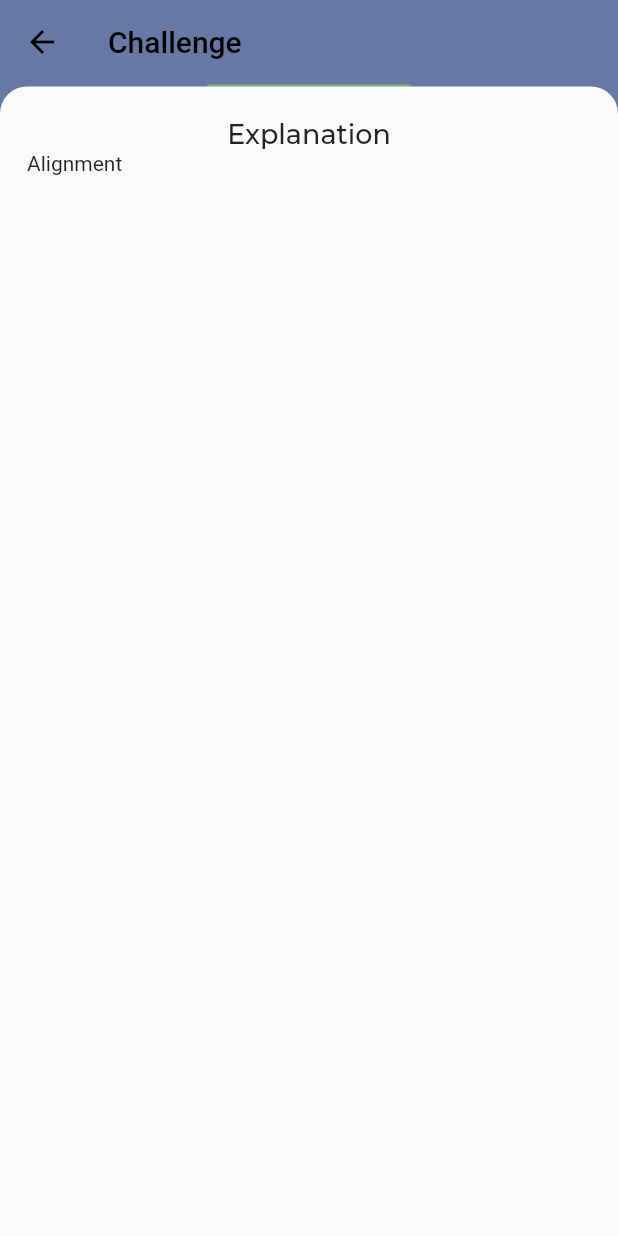
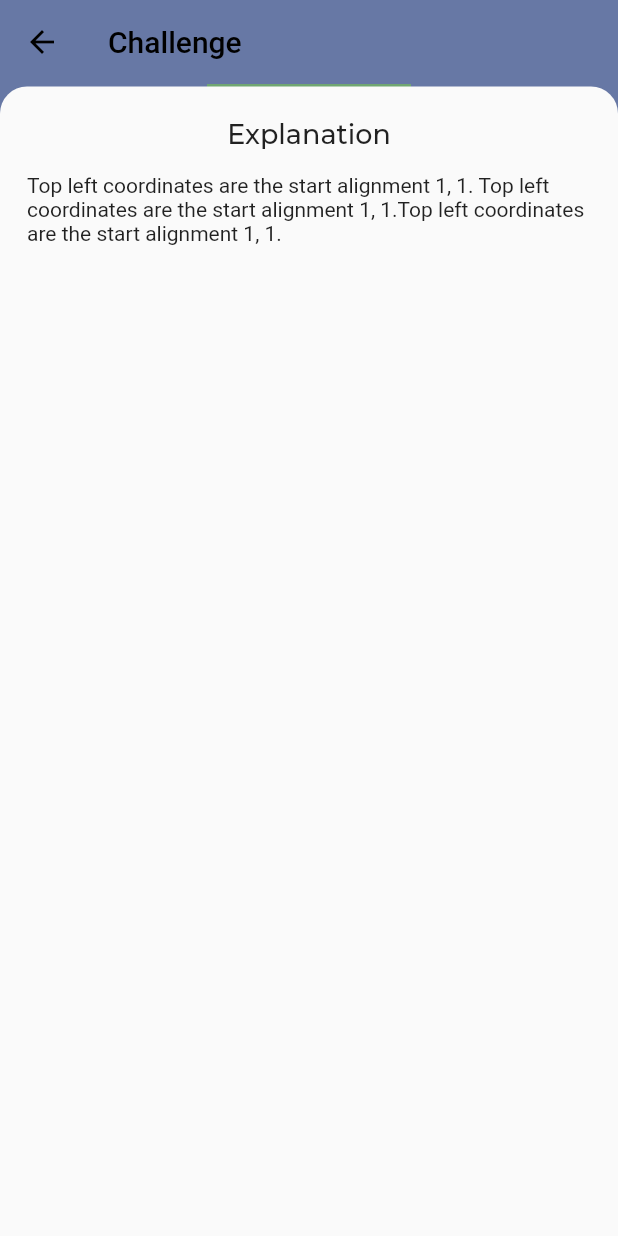
Before and after one commit to happyharis/learn-flutter-app, a Flutter app: the QuestionScreen screen opened directly with sample values from the repository, scrolled down 555 dp, after a tap on "Show Explanation", on a phone screen of 412 x 824 dp. Run offline on Flutter 3.47's test engine with Material 2 defaults, Android fonts, the phone set to English and light mode, and no system bars; our stand-ins replace auto_size_text, google_fonts, modal_bottom_sheet.

Commit message:
Add explanation text in challenge object

```diff
--- a/lib/components/explanation_bottom_sheet.dart
+++ b/lib/components/explanation_bottom_sheet.dart
@@ -2,6 +2,10 @@ import 'package:flutter/material.dart';
 import 'package:google_fonts/google_fonts.dart';
 
 class ExplanationBottomSheet extends StatelessWidget {
+  final String explanationText;
+
+  const ExplanationBottomSheet({Key key, this.explanationText})
+      : super(key: key);
   @override
   Widget build(BuildContext context) {
     final height = MediaQuery.of(context).size.height;
@@ -18,11 +22,15 @@ class ExplanationBottomSheet extends StatelessWidget {
               fontWeight: FontWeight.w500,
             ),
           ),
-          Row(
-            children: [
-              Text('Alignment'),
-            ],
-          ),
+          SizedBox(height: 15),
+          Row(children: [
+            Expanded(
+              child: Text(
+                explanationText,
+                overflow: TextOverflow.clip,
+              ),
+            )
+          ]),
         ],
       ),
     );
--- a/lib/models/challenge.dart
+++ b/lib/models/challenge.dart
@@ -21,6 +21,9 @@ class Challenge {
   /// Represent id of tapped answer button
   final int chosenOptionId;
 
+  /// Text in the ExplanationBottomSheet widget
+  final String explanationText;
+
   Challenge({
     this.cardTitleText,
     this.cardDescription,
@@ -30,6 +33,7 @@ class Challenge {
     this.isCompleted,
     this.isCorrect,
     this.chosenOptionId,
+    this.explanationText,
   });
 
   Challenge copyWith({
@@ -64,5 +68,7 @@ final alignmentChallenge = [
       Choice(id: 3, text: 'Alignment(0, 1)'),
       Choice(id: 4, text: 'Alignment(0, 0)'),
     ],
+    explanationText:
+        'Top left coordinates are the start alignment 1, 1. Top left coordinates are the start alignment 1, 1.Top left coordinates are the start alignment 1, 1.',
   ),
 ];
--- a/lib/screens/challenge_screen.dart
+++ b/lib/screens/challenge_screen.dart
@@ -157,6 +157,3 @@ class CardTitle extends StatelessWidget {
     );
   }
 }
-
-final alignmentText =
-    'Alignments are great at positioning child widgets. Do you know how to position them outside the widget?';
--- a/lib/screens/question_screen.dart
+++ b/lib/screens/question_screen.dart
@@ -85,7 +85,9 @@ class QuestionScreen extends StatelessWidget {
                               ),
                             ),
                             builder: (context) {
-                              return ExplanationBottomSheet();
+                              return ExplanationBottomSheet(
+                                explanationText: challenge.explanationText,
+                              );
                             },
                           );
                         },
```
